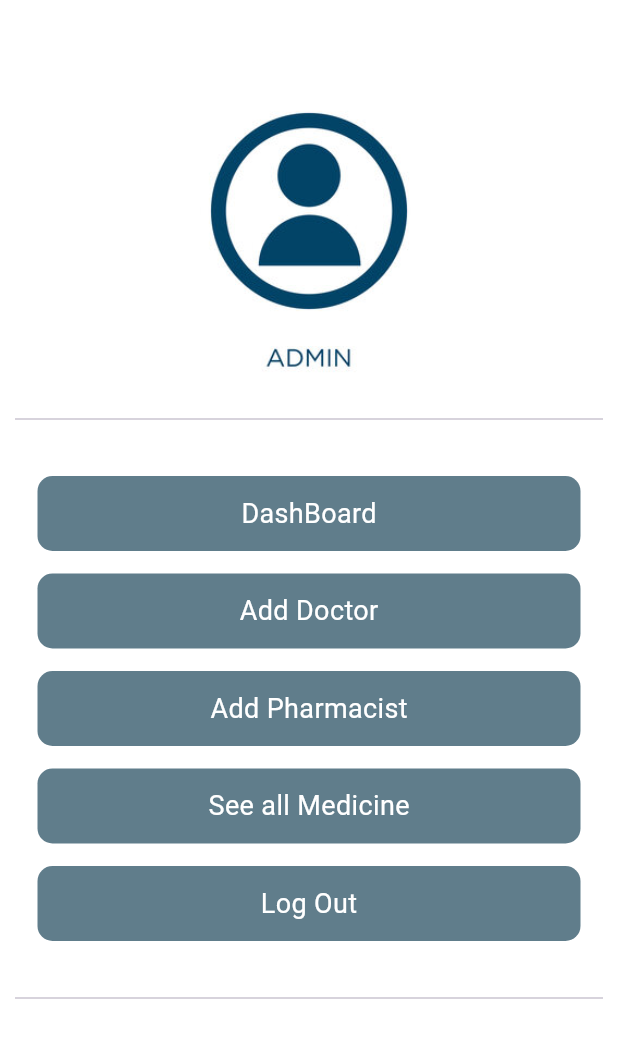
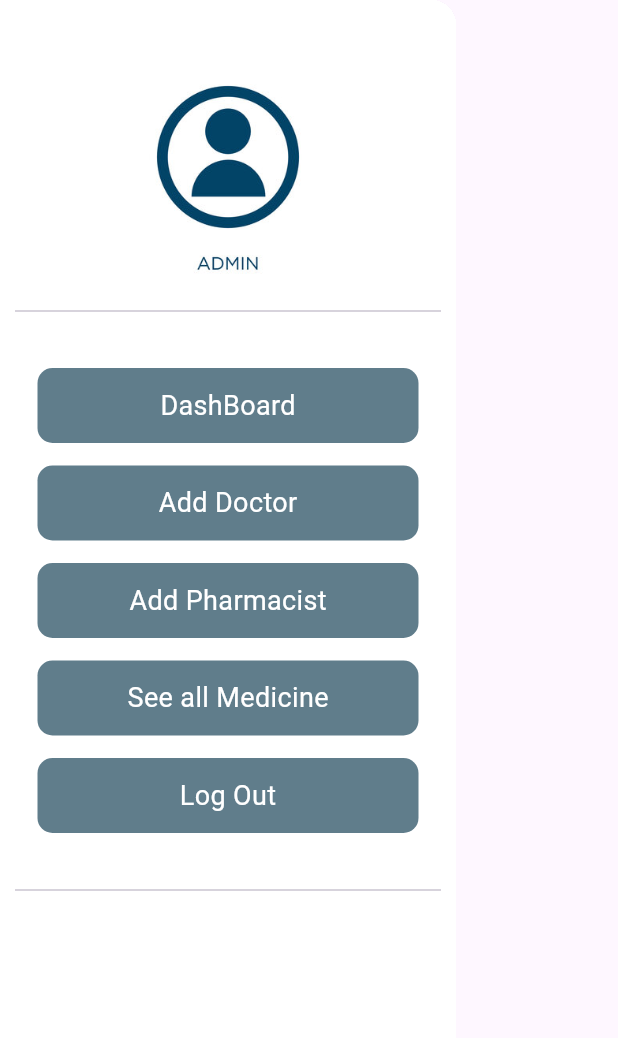
Before and after one commit to JakariaKhan-CSE/JUST-Medical-Center-Automation, a Flutter app: the SideBar widget shown alone on an empty page, opened directly, after a tap on "DashBoard", on a phone screen of 412 x 824 dp. Shown: the top 1038 px of the screen. Run offline on Flutter 3.47's test engine with Material 3 defaults, Android fonts, the phone set to English and light mode, and no system bars; our stand-ins replace firebase_auth, firebase_core, get; accounts and stored records are empty.

Commit message:
super admin deshboard responsive complete 80%.

```diff
--- a/lib/screen/Admin/sidebar.dart
+++ b/lib/screen/Admin/sidebar.dart
@@ -13,38 +13,40 @@ class SideBar extends StatelessWidget {
   @override
   Widget build(BuildContext context) {
     final _pageController = Provider.of<AdminController>(context,listen: true);
-    return Container(
+    return Drawer(
+      child: Container(
         color: Colors.white,
         //color: Colors.lightBlue.withOpacity(0.3),
-      padding: EdgeInsets.all(10),
+        padding: const EdgeInsets.all(10),
         child: Column(
           children: [
-          adminPicture(),
-          Divider(),
-          SizedBox(height: 30,),
+            const adminPicture(),
+            const Divider(),
+            const SizedBox(height: 30,),
             featureItem(featureName: "DashBoard",onTap: (){
       _pageController.SetIndex(0);
             },),
-          SizedBox(height: 15,),
+            const SizedBox(height: 15,),
             featureItem(featureName: "Add Doctor",onTap: (){
               _pageController.SetIndex(1);
             },),
-          SizedBox(height: 15,),
+            const SizedBox(height: 15,),
             featureItem(featureName: "Add Pharmacist",onTap: (){
               _pageController.SetIndex(2);
             },),
-          SizedBox(height: 15,),
+            const SizedBox(height: 15,),
             featureItem(featureName: "See all Medicine",onTap: (){
               _pageController.SetIndex(3);
             },),
-          SizedBox(height: 15,),
+            const SizedBox(height: 15,),
             featureItem(featureName: "Log Out",onTap: (){
               _pageController.SetIndex(4);
             },),
 
-          SizedBox(height: 30,),
-          Divider(),
+            const SizedBox(height: 30,),
+            const Divider(),
           ],
+        ),
       ),
     );
   }
--- a/lib/widget/admin/component/allDoctorList.dart
+++ b/lib/widget/admin/component/allDoctorList.dart
@@ -1,5 +1,6 @@
 import 'package:flutter/material.dart';
 
+import '../../../responsive.dart';
 import 'itemView.dart';
 
 class allHorizontalList extends StatelessWidget {
@@ -10,8 +11,10 @@ class allHorizontalList extends StatelessWidget {
 
   @override
   Widget build(BuildContext context) {
-    return SizedBox(
-      height: MediaQuery.of(context).size.height / 2.8,
+    return AspectRatio(
+      aspectRatio: Responsive.isDesktop(context) ? 3: 2.5,
+      child: SizedBox(
+        // height: MediaQuery.of(context).size.height / 2.8,
         child: ListView.builder(
           physics: AlwaysScrollableScrollPhysics(),
           scrollDirection: Axis.horizontal,
@@ -22,6 +25,7 @@ class allHorizontalList extends StatelessWidget {
             degree: data[index]['department'] ?? '',
           ),
         ),
+      ),
     );
   }
 }
--- a/lib/widget/admin/component/doctorListText.dart
+++ b/lib/widget/admin/component/doctorListText.dart
@@ -1,11 +1,15 @@
 import 'package:flutter/material.dart';
+
+import '../../../responsive.dart';
 
 class listText extends StatelessWidget {
   final String listName;
   final Function() onTap;
 
   const listText({
-    super.key, required this.listName, required this.onTap,
+    super.key,
+    required this.listName,
+    required this.onTap,
   });
 
   @override
@@ -13,10 +17,26 @@ class listText extends StatelessWidget {
     return Row(
       mainAxisAlignment: MainAxisAlignment.spaceBetween,
       children: [
-        Text(listName,style: Theme.of(context).textTheme.headlineLarge!.copyWith(fontWeight: FontWeight.w600), ),
+        Text(
+          listName,
+          style: Responsive.isDesktop(context)
+              ? Theme.of(context)
+                  .textTheme
+                  .headlineLarge!
+                  .copyWith(fontWeight: FontWeight.w600)
+              : Theme.of(context)
+                  .textTheme
+                  .headlineSmall!
+                  .copyWith(fontWeight: FontWeight.w400),
+        ),
         InkWell(
             onTap: onTap,
-            child: Text('See all',style: TextStyle(color: Colors.blue, fontSize: 26),))
+            child: Text(
+              'See all',
+              style: Responsive.isDesktop(context)
+                  ? TextStyle(color: Colors.blue, fontSize: 26)
+                  : TextStyle(color: Colors.blue, fontSize: 16),
+            ))
       ],
     );
   }
```
Also changed, not shown: lib/responsive.dart (added, +28 -0 lines), lib/screen/Admin/admin_page.dart (+8 -0 lines), pubspec.lock. Lines whose indentation alone changed are shown as unchanged.
